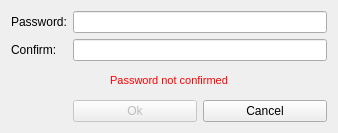
Old version of the form src/gui/ui/newpassworddialog.ui in the repository mygirl8893/Catalyst-Classic-3.0.4.
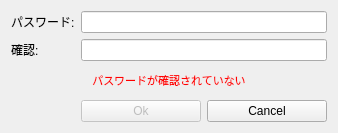
New version of the form.

Diff of the .ui file:
```diff
--- a/src/gui/ui/newpassworddialog.ui
+++ b/src/gui/ui/newpassworddialog.ui
@@ -49,7 +49,7 @@
       </sizepolicy>
      </property>
      <property name="text">
-      <string>Password:</string>
+      <string>パスワード:</string>
      </property>
     </widget>
    </item>
@@ -82,7 +82,7 @@
       </sizepolicy>
      </property>
      <property name="text">
-      <string>Confirm:</string>
+      <string>確認:</string>
      </property>
     </widget>
    </item>
@@ -92,7 +92,7 @@
       <string notr="true">color: #ff0000; font: 11px;</string>
      </property>
      <property name="text">
-      <string>Password not confirmed</string>
+      <string>パスワードが確認されていない</string>
      </property>
      <property name="alignment">
       <set>Qt::AlignCenter</set>
```
Left out of the diff: 2 changed lines with no effect on the pictures.
